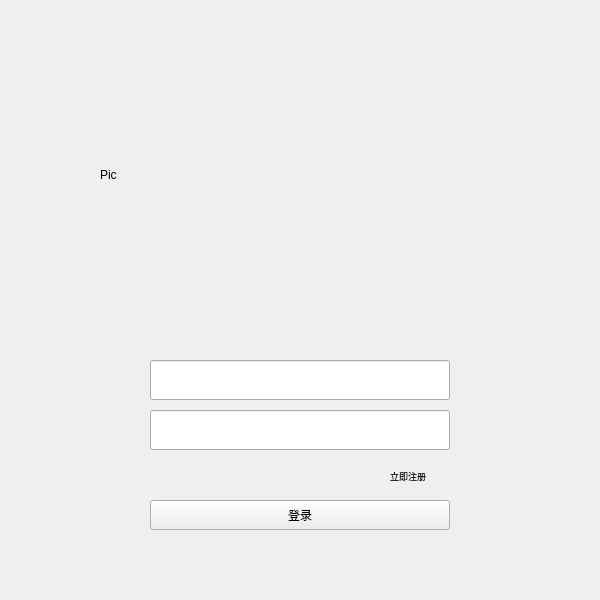
Before: the Qt Designer form LCS/login.ui in SeeChen/LCS_lanChatSoftware, drawn with Qt 5.
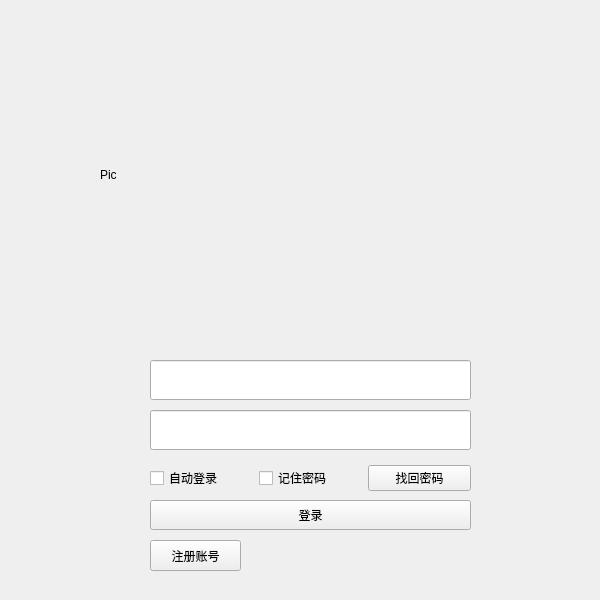
After: the same form once the commit is applied. Icons and pictures are not drawn.

The edit to the form file:
```diff
--- a/LCS/login.ui
+++ b/LCS/login.ui
@@ -40,7 +40,7 @@
     <rect>
      <x>150</x>
      <y>360</y>
-     <width>300</width>
+     <width>321</width>
      <height>40</height>
     </rect>
    </property>
@@ -53,36 +53,17 @@
     <rect>
      <x>150</x>
      <y>410</y>
-     <width>300</width>
+     <width>321</width>
      <height>40</height>
     </rect>
    </property>
   </widget>
-  <widget class="QLabel" name="labelRegister">
-   <property name="geometry">
-    <rect>
-     <x>390</x>
-     <y>460</y>
-     <width>61</width>
-     <height>31</height>
-    </rect>
-   </property>
-   <property name="font">
-    <font>
-     <family>SimSun-ExtB</family>
-     <pointsize>7</pointsize>
-    </font>
-   </property>
-   <property name="text">
-    <string>立即注册</string>
-   </property>
-  </widget>
   <widget class="QPushButton" name="pushButtonLogin">
    <property name="geometry">
     <rect>
      <x>150</x>
      <y>500</y>
-     <width>300</width>
+     <width>321</width>
      <height>30</height>
     </rect>
    </property>
@@ -90,6 +71,77 @@
     <string>登录</string>
    </property>
   </widget>
+  <widget class="QPushButton" name="pushButtonRegister">
+   <property name="geometry">
+    <rect>
+     <x>150</x>
+     <y>540</y>
+     <width>91</width>
+     <height>31</height>
+    </rect>
+   </property>
+   <property name="text">
+    <string>注册账号</string>
+   </property>
+  </widget>
+  <widget class="QWidget" name="layoutWidget">
+   <property name="geometry">
+    <rect>
+     <x>150</x>
+     <y>463</y>
+     <width>321</width>
+     <height>31</height>
+    </rect>
+   </property>
+   <layout class="QHBoxLayout" name="horizontalLayout">
+    <item>
+     <widget class="QCheckBox" name="checkBoxAutoLogin">
+      <property name="text">
+       <string>自动登录</string>
+      </property>
+     </widget>
+    </item>
+    <item>
+     <widget class="QCheckBox" name="checkBoxRememberPassword">
+      <property name="text">
+       <string>记住密码</string>
+      </property>
+     </widget>
+    </item>
+    <item>
+     <widget class="QPushButton" name="pushButtonFindPassword">
+      <property name="text">
+       <string>找回密码</string>
+      </property>
+     </widget>
+    </item>
+   </layout>
+  </widget>
+  <widget class="QLabel" name="labelEye">
+   <property name="geometry">
+    <rect>
+     <x>440</x>
+     <y>420</y>
+     <width>20</width>
+     <height>20</height>
+    </rect>
+   </property>
+   <property name="minimumSize">
+    <size>
+     <width>20</width>
+     <height>20</height>
+    </size>
+   </property>
+   <property name="text">
+    <string/>
+   </property>
+   <property name="pixmap">
+    <pixmap resource="LCSimage.qrc">:/image/eyeopen.png</pixmap>
+   </property>
+   <property name="scaledContents">
+    <bool>true</bool>
+   </property>
+  </widget>
  </widget>
  <resources/>
  <connections/>
```
Left out of the diff: 4 changed lines with no effect on the pictures.
